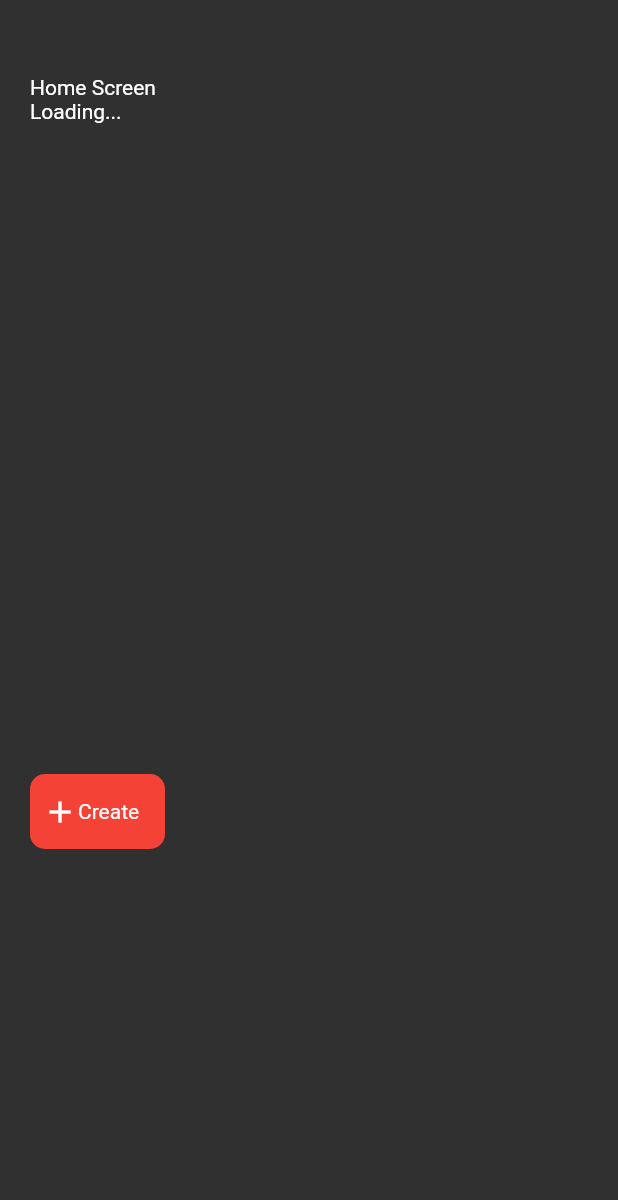
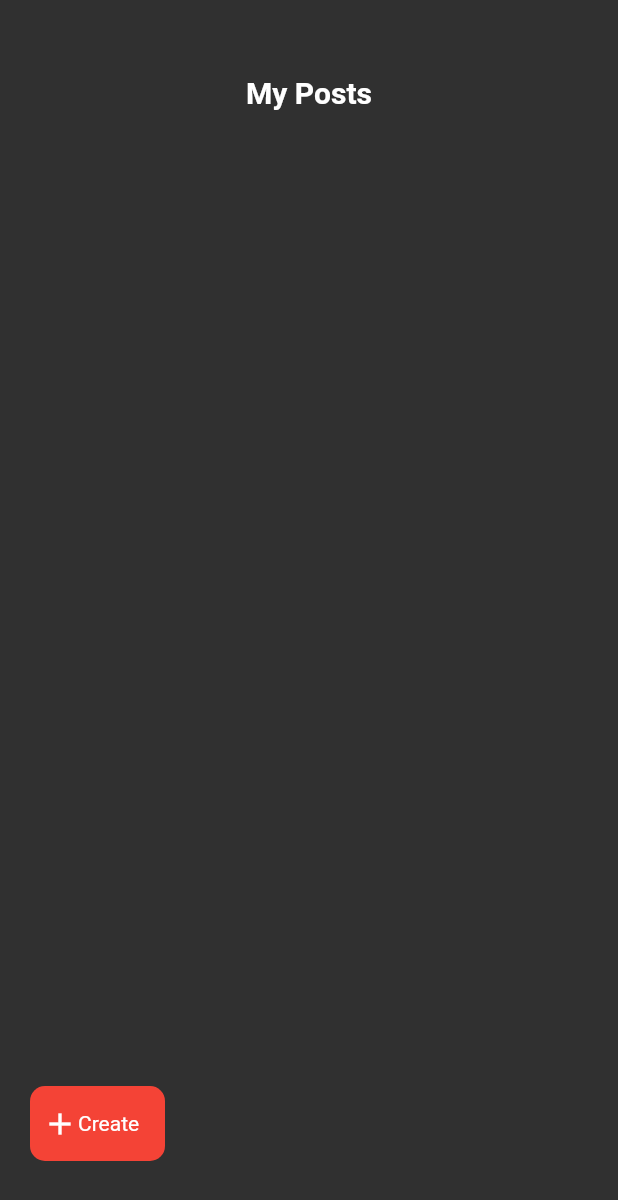
Before and after one commit to hakankosum/flutter-blog-app-with-firebase-, a Flutter app: the HomeScreen screen opened by its route, on a phone screen of 412 x 824 dp. Shown: the top 1200 px of the screen. Run offline on Flutter 3.47's test engine with Material 2 defaults, Android fonts, the phone set to English and light mode, and no system bars; our stand-ins replace cloud_firestore, firebase_auth, firebase_core, get; accounts and stored records are empty.

Commit message:
stream data implemented

```diff
--- a/lib/modules/create_post/create_post_controller.dart
+++ b/lib/modules/create_post/create_post_controller.dart
@@ -11,4 +11,5 @@ class CreatePostController extends GetxController{
 
 
 
+
 }
--- a/lib/modules/home/home_controller.dart
+++ b/lib/modules/home/home_controller.dart
@@ -5,7 +5,9 @@ import 'package:get/get.dart';
 
 class HomeController extends GetxController {
   final FirebaseFirestore firebaseFirestore = FirebaseFirestore.instance;
-  var returnData = [].obs;
+
+  bool hasData=false;
+
   var ref;
   var documents;
 
@@ -15,20 +17,19 @@ class HomeController extends GetxController {
     super.onInit();
   }
 
-  getPosts() async {
+  Stream<QuerySnapshot> getPosts()  {
     ref = firebaseFirestore.collection("users");
-     documents = await ref
+
+     documents = ref
         .doc(FirebaseAuth.instance.currentUser!.uid)
         .collection("data")
         .get();
-    print(documents.docs.length);
 
-    for (var i = 0; i < documents.docs.length; i++) {
 
-        returnData.add(documents.docs[i].data());
-        print(returnData[i]["title"]);
-
-    }
+    return ref.doc(FirebaseAuth.instance.currentUser!.uid).collection("data").snapshots();
 
   }
+
+
+
 }
--- a/lib/modules/home/home_screen.dart
+++ b/lib/modules/home/home_screen.dart
@@ -23,34 +23,61 @@ class HomeScreen extends GetView<HomeController> {
             SizedBox(
               height: 50,
             ),
-            Text("Home Screen"),
+            const Center(child: Text("My Posts",style: TextStyle(fontSize: 20,fontWeight: FontWeight.bold),)),
             SizedBox(
-              height: 450,
+              height: 620,
 
-
-
-              child:controller.documents!=null? Obx(() => ListView.builder(
-                    itemCount: controller.documents.docs.length,
+              child: StreamBuilder(
+                stream: controller.getPosts(),
+                builder: (context, snapshot) {
+                return SizedBox(
+                  height: 200,
+                  child: (snapshot.hasData)? ListView.builder(
+                    itemCount: snapshot.data!.size,
                     itemBuilder: (context, index) {
                     return Container(
-                        padding: EdgeInsets.all(10),
+                      padding: const EdgeInsets.all(10),
                       margin: const EdgeInsets.only(bottom: 10),
-                        height: 100,
-                        decoration: BoxDecoration(
-                            border: Border.all(),
-                            borderRadius: BorderRadius.circular(10)),
+                      decoration: BoxDecoration(border: Border.all(),borderRadius: BorderRadius.circular(10)),
                       child: Column(
                         crossAxisAlignment: CrossAxisAlignment.start,
                       children: [
-                            Text(controller.returnData[index]["title"]),
+                        Text(snapshot.data!.docs[index]["title"],style: const TextStyle(fontSize: 16),),
                         const Divider(),
-
+                        SizedBox(
+                          height: 100,
+                          child: Text(snapshot.data!.docs[index]["content"])),
+                        const SizedBox(height: 10,)
                       ],
                                       ),
                     );
-                    },
-                  )):Text("Loading..."),
+                  },):Text("Add Post"),
+                );
+
+              },),
+              // child: Obx(() => ListView.builder(
+              //       itemCount: controller.returnData.length,
+              //       itemBuilder: (context, index) {
+              //         return Container(
+              //           padding: const EdgeInsets.all(10),
+              //           margin: const EdgeInsets.only(bottom: 10),
+              //           height: 100,
+              //           decoration: BoxDecoration(
+              //               border: Border.all(),
+              //               borderRadius: BorderRadius.circular(10)),
+              //           child: Column(
+              //             crossAxisAlignment: CrossAxisAlignment.start,
+              //             children: [
+              //               Text(controller.returnData[index]["title"]),
+              //               const Divider(),
+              //               Text(controller.returnData[index]["content"]),
+              //             ],
+              //           ),
+              //         );
+              //       },
+              //     )),
             ),
+            Spacer(),
             Row(
               children: [
                 Container(
@@ -76,6 +103,7 @@ class HomeScreen extends GetView<HomeController> {
                 ),
               ],
             ),
+            const SizedBox(height: 50)
           ],
         ),
       ),
--- a/lib/shared/service/firestore_service.dart
+++ b/lib/shared/service/firestore_service.dart
@@ -3,6 +3,8 @@ import 'dart:convert';
 import 'package:cloud_firestore/cloud_firestore.dart';
 import 'package:firebase_auth/firebase_auth.dart';
 import 'package:get/get.dart';
+
+import '../../modules/home/home_controller.dart';
 
 class FirestoreService extends GetxService {
   final FirebaseFirestore firebaseFirestore = FirebaseFirestore.instance;
```
Also changed, not shown: pubspec.lock. Lines whose indentation alone changed are shown as unchanged.
